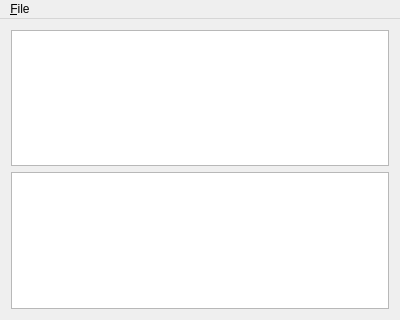
ugnelis/instant-translator, file src/mainwindow.ui: the form before one commit.
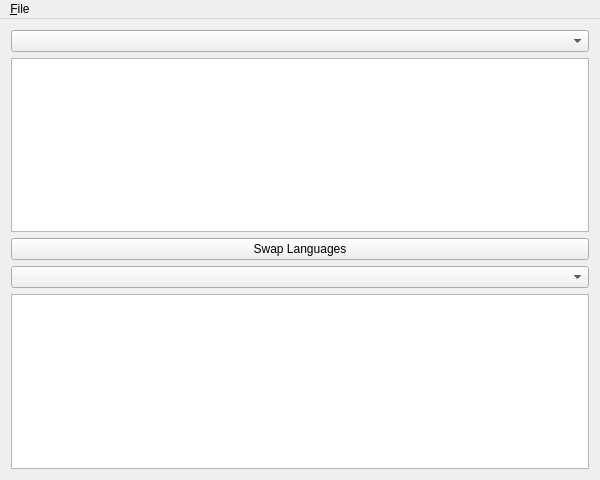
The form after the commit.

Commit message: Added source and targes languages combo boxes and button for swapping languages to the mainwindow.ui.

Diff of the .ui file:
```diff
--- a/src/mainwindow.ui
+++ b/src/mainwindow.ui
@@ -6,8 +6,8 @@
    <rect>
     <x>0</x>
     <y>0</y>
-    <width>400</width>
-    <height>320</height>
+    <width>600</width>
+    <height>480</height>
    </rect>
   </property>
   <property name="windowTitle">
@@ -15,6 +15,9 @@
   </property>
   <widget class="QWidget" name="centralWidget">
    <layout class="QGridLayout" name="gridLayout">
+    <item row="3" column="0">
+     <widget class="QComboBox" name="targetLanguagesComboBox"/>
+    </item>
     <item row="1" column="0">
      <widget class="QPlainTextEdit" name="inputPlainTextEdit">
       <property name="enabled">
@@ -28,9 +31,19 @@
       </property>
      </widget>
     </item>
-    <item row="2" column="0">
+    <item row="4" column="0">
      <widget class="QPlainTextEdit" name="outpuPlainTextEdit"/>
     </item>
+    <item row="0" column="0">
+     <widget class="QComboBox" name="sourceLanguagesComboBox"/>
+    </item>
+    <item row="2" column="0">
+     <widget class="QPushButton" name="swapLanguagesButton">
+      <property name="text">
+       <string>Swap Languages</string>
+      </property>
+     </widget>
+    </item>
    </layout>
   </widget>
   <widget class="QMenuBar" name="menuBar">
@@ -38,8 +51,8 @@
     <rect>
      <x>0</x>
      <y>0</y>
-     <width>400</width>
-     <height>20</height>
+     <width>600</width>
+     <height>22</height>
     </rect>
    </property>
    <widget class="QMenu" name="menuFile">
```
